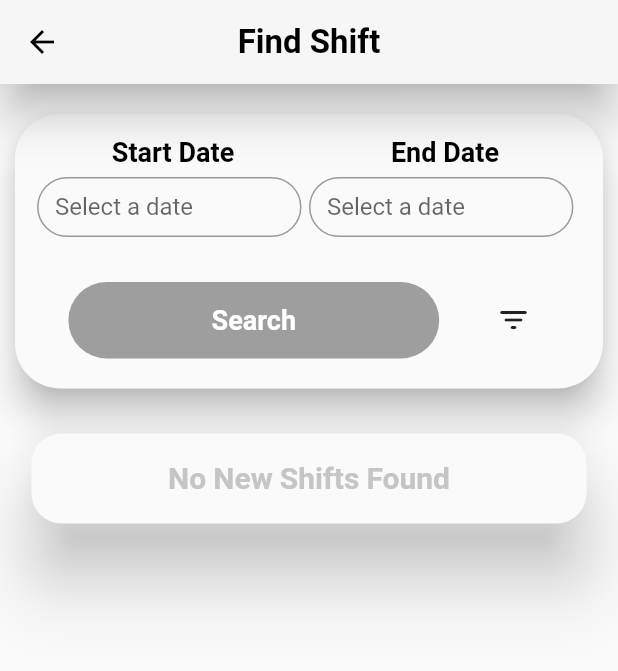
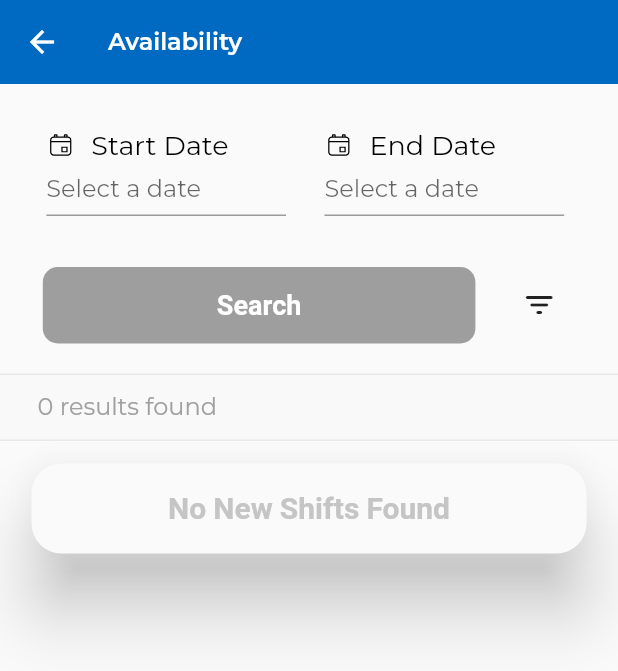
Before and after one commit to sgarg15/ConnectPharma, a Flutter app: the FindShiftForPharmacist screen opened directly, on a phone screen of 412 x 824 dp. Shown: the top 671 px of the screen. Run offline on Flutter 3.47's test engine with Material 2 defaults, Android fonts, the phone set to English and light mode, and no system bars; our stand-ins replace cloud_firestore, cloud_functions, datetime_picker_formfield, device_preview, dio, dotted_border and 17 more; missing offline and left inert: firebase_app_check, flutter_cached_pdfview, syncfusion_flutter_pdf; accounts and stored records are empty.

Commit message:
Finished Find Shift Pharmacist UI Attempted at fixing pushReplacement on signout bug

```diff
--- a/lib/src/screens/Pharmacist/Main/findShiftPharmacist.dart
+++ b/lib/src/screens/Pharmacist/Main/findShiftPharmacist.dart
@@ -5,6 +5,8 @@
 import 'package:flutter/material.dart';
 import 'package:flutter_riverpod/flutter_riverpod.dart';
 import 'package:datetime_picker_formfield/datetime_picker_formfield.dart';
+import 'package:flutter_svg/flutter_svg.dart';
+import 'package:google_fonts/google_fonts.dart';
 import 'package:intl/intl.dart';
 import 'package:connectpharma/src/screens/Pharmacist/Main/jobDetails.dart';
 import 'package:connectpharma/src/screens/Pharmacist/Main/jobHistoryPharmacist.dart';
@@ -31,6 +33,7 @@
   Map sortedJobsDataMap = Map();
   StreamSubscription? scheduleJobsDataSub;
   final LocalStorage localStorage = LocalStorage();
+  String calendarIcon = "assets/icons/calendar2.svg";
 
   double distanceWillingToTravel = 50;
 
@@ -188,59 +191,73 @@
           },
           child: Scaffold(
             appBar: AppBar(
-              centerTitle: true,
-              iconTheme: IconThemeData(color: Colors.black),
-              elevation: 12,
-              title: Text(
-                "Find Shift",
-                style: TextStyle(color: Colors.black, fontWeight: FontWeight.w600, fontSize: 22),
+              iconTheme: IconThemeData(color: Colors.white),
+              elevation: 0,
+              title: new Text(
+                "Availability",
+                style: TextStyle(
+                  color: Colors.white,
+                  fontWeight: FontWeight.w600,
+                  fontSize: 16,
+                  fontFamily: GoogleFonts.montserrat(fontWeight: FontWeight.normal).fontFamily,
                 ),
-              backgroundColor: Color(0xFFF6F6F6),
+              ),
+              backgroundColor: Color(0xFFF0069C1),
+              foregroundColor: Colors.white,
+              bottomOpacity: 1,
+              shadowColor: Colors.white,
             ),
             body: Column(
               mainAxisSize: MainAxisSize.min,
               children: <Widget>[
                 //Start and End Date Fields and Search
-                Padding(
-                  padding: const EdgeInsets.fromLTRB(10, 20, 10, 0),
-                  child: Material(
-                    elevation: 10,
-                    borderRadius: BorderRadius.circular(30),
-                    child: Container(
+                Container(
                   padding: EdgeInsets.fromLTRB(10, 15, 10, 20),
                   child: Column(
                     children: <Widget>[
                       //Start and End Fields Date
-                          Row(
-                            mainAxisAlignment: MainAxisAlignment.center,
+                      Padding(
+                        padding: const EdgeInsets.only(top: 15),
+                        child: Container(
+                          width: MediaQuery.of(context).size.width * 0.85,
+                          child: Row(
+                            mainAxisAlignment: MainAxisAlignment.spaceBetween,
                             children: [
                               //Start Date
-                              Column(
+                              Expanded(
+                                child: Column(
+                                  crossAxisAlignment: CrossAxisAlignment.start,
                                   children: <Widget>[
+                                    Row(
+                                      children: [
+                                        SvgPicture.asset(calendarIcon, height: 20, width: 20),
                                         Padding(
-                                    padding: const EdgeInsets.fromLTRB(0, 0, 0, 5),
+                                          padding: const EdgeInsets.fromLTRB(10, 0, 0, 0),
                                           child: RichText(
                                             text: TextSpan(
                                               text: "Start Date",
                                               style: TextStyle(
-                                            fontWeight: FontWeight.w600,
+                                                fontWeight: FontWeight.w400,
                                                 fontSize: 18.0,
-                                            color: Colors.black),
+                                                color: Colors.black,
+                                                fontFamily: GoogleFonts.montserrat().fontFamily,
                                               ),
                                             ),
                                           ),
+                                        ),
+                                      ],
+                                    ),
                                     Container(
                                       height: 40,
-                                    width: MediaQuery.of(context).size.width * 0.44,
+                                      width: MediaQuery.of(context).size.width * 0.45,
                                       padding: EdgeInsets.fromLTRB(0, 0, 5, 0),
                                       child: DateTimeField(
-                                      format: DateFormat("yyyy-MM-dd"),
+                                        format: DateFormat("dd MMM, yyyy"),
                                         decoration: InputDecoration(
-                                          contentPadding: EdgeInsets.all(12),
                                             isDense: true,
-                                          border: OutlineInputBorder(
-                                              borderRadius: BorderRadius.circular(30)),
-                                          labelText: "Select a date"),
+                                            hintText: "Select a date",
+                                            hintStyle: TextStyle(
+                                                fontFamily: GoogleFonts.montserrat().fontFamily)),
                                         onShowPicker: (context, currentValue) async {
                                           final date = await showDatePicker(
                                               context: context,
@@ -265,34 +282,45 @@
                                     ),
                                   ],
                                 ),
-
+                              ),
+                              SizedBox(
+                                width: MediaQuery.of(context).size.width * 0.05,
+                              ),
                               //End Date
-                              Column(
+                              Expanded(
+                                child: Column(
+                                  crossAxisAlignment: CrossAxisAlignment.start,
                                   children: <Widget>[
+                                    Row(
+                                      children: [
+                                        SvgPicture.asset(calendarIcon, height: 20, width: 20),
                                         Padding(
-                                    padding: const EdgeInsets.fromLTRB(0, 0, 0, 5),
+                                          padding: const EdgeInsets.fromLTRB(10, 0, 0, 0),
                                           child: RichText(
                                             text: TextSpan(
                                               text: "End Date",
                                               style: TextStyle(
-                                            fontWeight: FontWeight.w600,
+                                                fontWeight: FontWeight.w400,
                                                 fontSize: 18.0,
-                                            color: Colors.black),
+                                                color: Colors.black,
+                                                fontFamily: GoogleFonts.montserrat().fontFamily,
                                               ),
                                             ),
                                           ),
+                                        ),
+                                      ],
+                                    ),
                                     Container(
                                       height: 40,
-                                    width: MediaQuery.of(context).size.width * 0.44,
+                                      width: MediaQuery.of(context).size.width * 0.45,
                                       padding: EdgeInsets.fromLTRB(0, 0, 5, 0),
                                       child: DateTimeField(
                                         format: DateFormat("yyyy-MM-dd"),
                                         decoration: InputDecoration(
-                                          contentPadding: EdgeInsets.all(12),
                                             isDense: true,
-                                          border: OutlineInputBorder(
-                                              borderRadius: BorderRadius.circular(30)),
-                                          labelText: "Select a date"),
+                                            hintText: "Select a date",
+                                            hintStyle: TextStyle(
+                                                fontFamily: GoogleFonts.montserrat().fontFamily)),
                                         onShowPicker: (context, currentValue) async {
                                           final date = await showDatePicker(
                                               context: context,
@@ -323,9 +351,13 @@
                                     ),
                                   ],
                                 ),
+                              ),
                             ],
                           ),
+                        ),
+                      ),
 
+                      //Search Button
                       Row(
                         mainAxisAlignment: MainAxisAlignment.spaceEvenly,
                         crossAxisAlignment: CrossAxisAlignment.center,
@@ -333,7 +365,7 @@
                           Padding(
                             padding: const EdgeInsets.fromLTRB(0, 30, 0, 0),
                             child: SizedBox(
-                                  width: MediaQuery.of(context).size.width * 0.6,
+                              width: MediaQuery.of(context).size.width * 0.7,
                               height: 51,
                               child: ElevatedButton(
                                 style: ButtonStyle(
@@ -346,13 +378,11 @@
                                     }),
                                     shape: MaterialStateProperty.all<RoundedRectangleBorder>(
                                         RoundedRectangleBorder(
-                                          borderRadius: BorderRadius.circular(100),
+                                      borderRadius: BorderRadius.circular(10),
                                     ))),
-                                    onPressed:
-                                        (ref.read(pharmacistMainProvider.notifier).startDate !=
+                                onPressed: (ref.read(pharmacistMainProvider.notifier).startDate !=
                                             null &&
-                                                ref.read(pharmacistMainProvider.notifier).endDate !=
-                                                    null)
+                                        ref.read(pharmacistMainProvider.notifier).endDate != null)
                                     ? () {
                                         print("Finding Shifts for User");
                                         //sortedJobsDataMap = {};
@@ -386,14 +416,39 @@
                       ),
                     ],
                   ),
-                      decoration: BoxDecoration(borderRadius: BorderRadius.circular(30)),
+                ),
+
+                Container(
+                  alignment: Alignment.centerLeft,
+                  height: 45,
+                  width: MediaQuery.of(context).size.width,
+                  decoration: BoxDecoration(
+                    border: Border(
+                      top: BorderSide(width: 1.0, color: Color(0xFFE8E8E8)),
+                      bottom: BorderSide(width: 1.0, color: Color(0xFFE8E8E8)),
+                    ),
+                    color: Color(0xFFF9F9F9),
+                  ),
+                  child: Padding(
+                    padding: const EdgeInsets.only(left: 25),
+                    child: Text(
+                      "${sortedJobsDataMap.length} results found",
+                      style: TextStyle(
+                          color: Color(0xFFA1A0A0),
+                          fontSize: 16,
+                          fontWeight: FontWeight.w400,
+                          fontFamily: GoogleFonts.montserrat().fontFamily),
                     ),
                   ),
                 ),
+
+
+
+
                 //All Available Shifts
                 Expanded(
                   child: Padding(
-                    padding: EdgeInsets.fromLTRB(5, 20, 5, 0),
+                    padding: EdgeInsets.fromLTRB(5, 5, 5, 0),
                     child: Column(
                       mainAxisSize: MainAxisSize.min,
                       children: <Widget>[
@@ -418,22 +473,21 @@
                                         return Column(
                                           mainAxisSize: MainAxisSize.min,
                                           children: <Widget>[
-                                            Material(
-                                              elevation: 10,
-                                              borderRadius: BorderRadius.circular(20),
-                                              child: Container(
+                                            Container(
                                               width: MediaQuery.of(context).size.width * 0.97,
                                               constraints: BoxConstraints(minHeight: 90),
                                               child: Center(
                                                 child: ListTile(
                                                   isThreeLine: true,
                                                   title: new Text(
-                                                      "${DateFormat("EEE, MMM d yyyy").format((sortedJobsDataMap[key]["startDate"] as Timestamp).toDate())}" +
+                                                    DateFormat("EEE, MMM d yyyy").format(
+                                                            (sortedJobsDataMap[key]["startDate"]
+                                                                    as Timestamp)
+                                                                .toDate()) +
                                                         " - " +
                                                         "${DateFormat("EE, MMM d yyyy").format((sortedJobsDataMap[key]["endDate"] as Timestamp).toDate())}",
                                                     style: TextStyle(
-                                                          fontSize: 16,
-                                                          fontWeight: FontWeight.bold),
+                                                        fontSize: 16, fontWeight: FontWeight.bold),
                                                   ),
                                                   subtitle: RichText(
                                                     text: TextSpan(children: [
@@ -477,8 +531,13 @@
                                                 ),
                                               ),
                                             ),
+                                            SizedBox(height: 5),
+                                            Divider(
+                                              color: Colors.grey,
+                                              height: 1,
                                             ),
-                                            SizedBox(height: 10)
+                                            SizedBox(height: 10),
+
                                           ],
                                         );
                                       },
--- a/lib/src/screens/Pharmacist/Main/jobDetails.dart
+++ b/lib/src/screens/Pharmacist/Main/jobDetails.dart
@@ -32,12 +32,10 @@
             //Data
             Padding(
               padding: const EdgeInsets.fromLTRB(8, 20, 8, 0),
-              child: Material(
-                elevation: 20,
-                borderRadius: BorderRadius.circular(20),
               child: Container(
                 decoration: BoxDecoration(
-                      borderRadius: BorderRadius.circular(20), color: Colors.grey[100]),
+                  borderRadius: BorderRadius.circular(20),
+                ),
                 child: Column(
                   mainAxisSize: MainAxisSize.min,
                   crossAxisAlignment: CrossAxisAlignment.start,
@@ -412,7 +410,7 @@
                       ],
                     ),
                     Divider(
-                        thickness: 5,
+                      thickness: 2,
                     ),
                     //Software
                     Padding(
@@ -529,7 +527,6 @@
                     ),
                     SizedBox(height: 20),
                   ],
-                  ),
                 ),
               ),
             ),
--- a/lib/src/screens/Pharmacy/Main/jobHistoryPharmacy.dart
+++ b/lib/src/screens/Pharmacy/Main/jobHistoryPharmacy.dart
@@ -742,10 +742,9 @@
                   ref.read(pharmacyMainProvider.notifier).resetValues();
                   ref.read(pharmacySignUpProvider.notifier).resetValues();
                 });
+                Navigator.of(context).popUntil((route) => route.isFirst);
                 Navigator.pushReplacement(
-                    context, MaterialPageRoute(builder: (context) => ConnectPharma()),
-                    result: Navigator.pushReplacement(
-                        context, MaterialPageRoute(builder: (context) => ConnectPharma())));
+                    context, MaterialPageRoute(builder: (BuildContext context) => ConnectPharma()));
               },
             ),
           ],
```
Also changed, not shown: assets/icons/calendar2.svg (added). Lines whose indentation alone changed are shown as unchanged.
